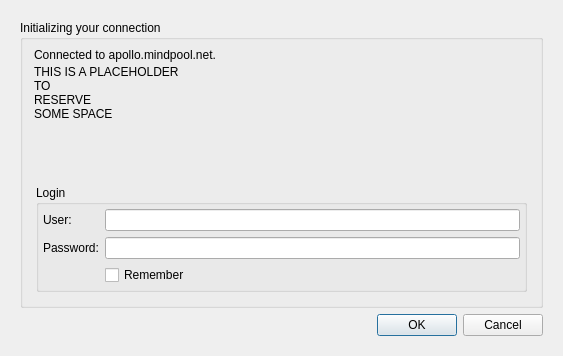
This is src/qtui/ui/coreconnectdlg.ui in quassel/quassel as Qt 5 draws it before an edit. The edited form follows.
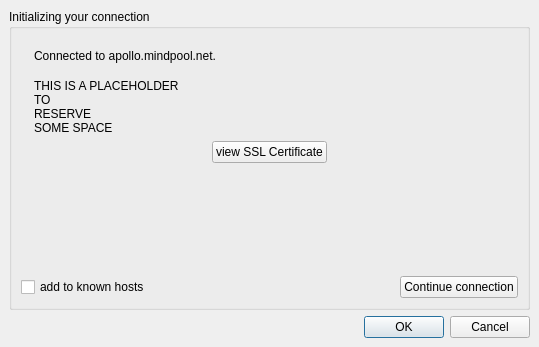
This is the edited form. The open tabs and pages were chosen to show the change. Icons and pictures are not drawn.

What changed in the file:
```diff
--- a/src/qtui/ui/coreconnectdlg.ui
+++ b/src/qtui/ui/coreconnectdlg.ui
@@ -5,8 +5,8 @@
    <rect>
     <x>0</x>
     <y>0</y>
-    <width>563</width>
-    <height>356</height>
+    <width>539</width>
+    <height>347</height>
    </rect>
   </property>
   <property name="sizePolicy" >
@@ -23,6 +23,9 @@
     <normaloff>:/16x16/actions/network-disconnect</normaloff>:/16x16/actions/network-disconnect</iconset>
   </property>
   <layout class="QHBoxLayout" >
+   <property name="margin" >
+    <number>0</number>
+   </property>
    <item>
     <widget class="QStackedWidget" name="stackedWidget" >
      <property name="sizePolicy" >
@@ -32,9 +35,17 @@
       </sizepolicy>
      </property>
      <property name="currentIndex" >
-      <number>0</number>
+      <number>1</number>
      </property>
      <widget class="QWidget" name="accountPage" >
+      <property name="geometry" >
+       <rect>
+        <x>0</x>
+        <y>0</y>
+        <width>539</width>
+        <height>340</height>
+       </rect>
+      </property>
       <layout class="QVBoxLayout" >
        <item>
         <widget class="QGroupBox" name="groupBox" >
@@ -133,6 +144,14 @@
       </layout>
      </widget>
      <widget class="QWidget" name="loginPage" >
+      <property name="geometry" >
+       <rect>
+        <x>0</x>
+        <y>0</y>
+        <width>539</width>
+        <height>347</height>
+       </rect>
+      </property>
       <layout class="QVBoxLayout" >
        <item>
         <widget class="QGroupBox" name="groupBox_2" >
@@ -146,12 +165,6 @@
           <string>Initializing your connection</string>
          </property>
          <layout class="QVBoxLayout" >
-          <property name="spacing" >
-           <number>0</number>
-          </property>
-          <property name="margin" >
-           <number>4</number>
-          </property>
           <item>
            <layout class="QGridLayout" >
             <item row="0" column="0" >
@@ -233,23 +246,21 @@
              </sizepolicy>
             </property>
             <property name="currentIndex" >
-             <number>0</number>
+             <number>1</number>
             </property>
             <widget class="QWidget" name="loginCredentialsPage" >
+             <property name="geometry" >
+              <rect>
+               <x>0</x>
+               <y>0</y>
+               <width>485</width>
+               <height>135</height>
+              </rect>
+             </property>
              <layout class="QVBoxLayout" >
-              <item>
-               <spacer>
-                <property name="orientation" >
-                 <enum>Qt::Vertical</enum>
-                </property>
-                <property name="sizeHint" stdset="0" >
-                 <size>
-                  <width>20</width>
-                  <height>40</height>
-                 </size>
-                </property>
-               </spacer>
-              </item>
+              <property name="margin" >
+               <number>0</number>
+              </property>
               <item>
                <spacer>
                 <property name="orientation" >
@@ -275,9 +286,6 @@
                  <string>Login</string>
                 </property>
                 <layout class="QVBoxLayout" >
-                 <property name="margin" >
-                  <number>4</number>
-                 </property>
                  <item>
                   <layout class="QGridLayout" >
                    <item row="0" column="0" >
@@ -322,8 +330,120 @@
               </item>
              </layout>
             </widget>
+            <widget class="QWidget" name="connectionWarningsPage" >
+             <layout class="QVBoxLayout" name="verticalLayout" >
+              <property name="margin" >
+               <number>0</number>
+              </property>
+              <item>
+               <layout class="QHBoxLayout" name="horizontalLayout" >
+                <item>
+                 <spacer name="horizontalSpacer" >
+                  <property name="orientation" >
+                   <enum>Qt::Horizontal</enum>
+                  </property>
+                  <property name="sizeHint" stdset="0" >
+                   <size>
+                    <width>40</width>
+                    <height>20</height>
+                   </size>
+                  </property>
+                 </spacer>
+                </item>
+                <item>
+                 <widget class="QPushButton" name="viewSslCertButton" >
+                  <property name="text" >
+                   <string>view SSL Certificate</string>
+                  </property>
+                 </widget>
+                </item>
+                <item>
+                 <spacer name="horizontalSpacer_2" >
+                  <property name="orientation" >
+                   <enum>Qt::Horizontal</enum>
+                  </property>
+                  <property name="sizeHint" stdset="0" >
+                   <size>
+                    <width>40</width>
+                    <height>20</height>
+                   </size>
+                  </property>
+                 </spacer>
+                </item>
+               </layout>
+              </item>
+              <item>
+               <spacer name="verticalSpacer" >
+                <property name="orientation" >
+                 <enum>Qt::Vertical</enum>
+                </property>
+                <property name="sizeHint" stdset="0" >
+                 <size>
+                  <width>20</width>
+                  <height>48</height>
+                 </size>
+                </property>
+               </spacer>
+              </item>
+              <item>
+               <layout class="QHBoxLayout" name="horizontalLayout_2" >
+                <item>
+                 <widget class="QCheckBox" name="ignoreWarningsPermanently" >
+                  <property name="text" >
+                   <string>add to known hosts</string>
+                  </property>
+                 </widget>
+                </item>
+                <item>
+                 <spacer name="horizontalSpacer_3" >
+                  <property name="orientation" >
+                   <enum>Qt::Horizontal</enum>
+                  </property>
+                  <property name="sizeHint" stdset="0" >
+                   <size>
+                    <width>40</width>
+                    <height>20</height>
+                   </size>
+                  </property>
+                 </spacer>
+                </item>
+                <item>
+                 <widget class="QPushButton" name="ignoreWarningsButton" >
+                  <property name="text" >
+                   <string>Continue connection</string>
+                  </property>
+                 </widget>
+                </item>
+               </layout>
+              </item>
+             </layout>
+            </widget>
             <widget class="QWidget" name="coreConfigPage" >
+             <property name="geometry" >
+              <rect>
+               <x>0</x>
+               <y>0</y>
+               <width>485</width>
+               <height>135</height>
+              </rect>
+             </property>
              <layout class="QVBoxLayout" >
+              <property name="margin" >
+               <number>0</number>
+              </property>
+              <item>
+               <spacer>
+                <property name="orientation" >
+                 <enum>Qt::Vertical</enum>
+                </property>
+                <property name="sizeHint" stdset="0" >
+                 <size>
+                  <width>20</width>
+                  <height>40</height>
+                 </size>
+                </property>
+               </spacer>
+              </item>
               <item>
                <widget class="QGroupBox" name="groupBox_4" >
                 <property name="sizePolicy" >
@@ -387,24 +507,22 @@
                   </layout>
                  </item>
                 </layout>
+                <zorder>label_7</zorder>
+                <zorder></zorder>
                </widget>
               </item>
-              <item>
-               <spacer>
-                <property name="orientation" >
-                 <enum>Qt::Vertical</enum>
-                </property>
-                <property name="sizeHint" stdset="0" >
-                 <size>
-                  <width>20</width>
-                  <height>40</height>
-                 </size>
-                </property>
-               </spacer>
-              </item>
              </layout>
             </widget>
-            <widget class="QWidget" name="loginEmptyPage" />
+            <widget class="QWidget" name="loginEmptyPage" >
+             <property name="geometry" >
+              <rect>
+               <x>0</x>
+               <y>0</y>
+               <width>485</width>
+               <height>135</height>
+              </rect>
+             </property>
+            </widget>
            </widget>
           </item>
          </layout>
@@ -420,6 +538,14 @@
       </layout>
      </widget>
      <widget class="QWidget" name="syncPage" >
+      <property name="geometry" >
+       <rect>
+        <x>0</x>
+        <y>0</y>
+        <width>100</width>
+        <height>30</height>
+       </rect>
+      </property>
       <layout class="QVBoxLayout" >
        <item>
         <widget class="QGroupBox" name="groupBox_3" >
```
